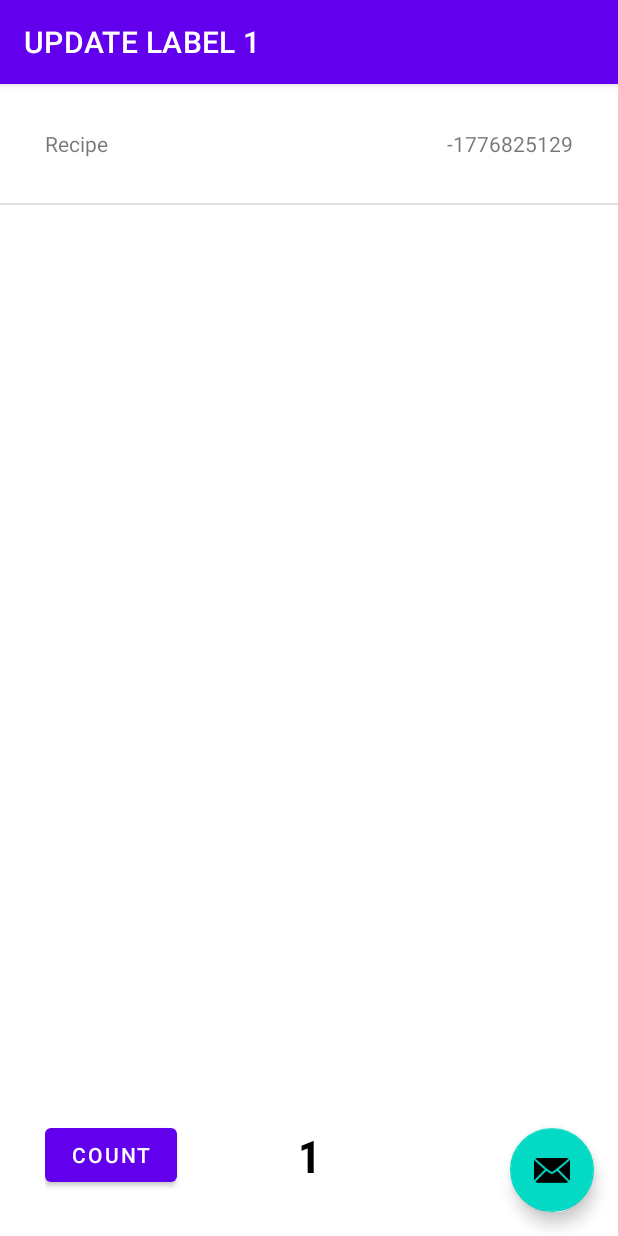
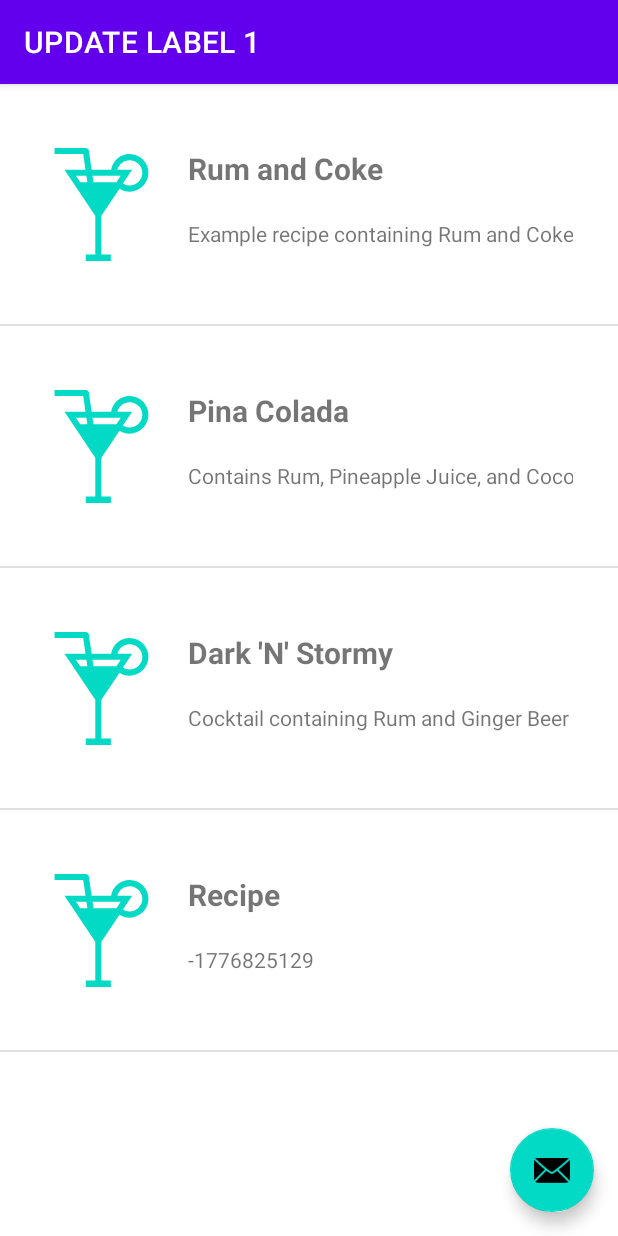
Before and after one commit to akr3081/mixology, an Android app: the screen it shows after launch (MainActivity), after a tap on an icon or button, on a phone screen of 412 x 824 dp. Run offline under Robolectric (Android 15) with nearby library versions, the light colour scheme and no system bars; our stand-ins replace Picasso, navigation-ui; 1 other tap on this screen came first.

Commit message:
Added images, mocks, and removed counter

```diff
--- a/app/build.gradle
+++ b/app/build.gradle
@@ -41,6 +41,8 @@ dependencies {
     implementation 'androidx.constraintlayout:constraintlayout:2.1.3'
     implementation 'androidx.navigation:navigation-fragment-ktx:2.4.2'
     implementation 'androidx.navigation:navigation-ui-ktx:2.4.2'
+    implementation 'com.google.code.gson:gson:2.8.5'
+    implementation 'com.squareup.picasso:picasso:2.71828'
     testImplementation 'junit:junit:4.13.2'
     androidTestImplementation 'androidx.test.ext:junit:1.1.3'
     androidTestImplementation 'androidx.test.espresso:espresso-core:3.4.0'
--- a/app/src/main/AndroidManifest.xml
+++ b/app/src/main/AndroidManifest.xml
@@ -1,6 +1,7 @@
 <?xml version="1.0" encoding="utf-8"?>
 <manifest xmlns:android="http://schemas.android.com/apk/res/android"
     package="com.mixology">
+    <uses-permission android:name="android.permission.INTERNET"/>
 
     <application
         android:allowBackup="true"
--- /dev/null
+++ b/app/src/main/assets/recipes.json
@@ -0,0 +1,17 @@
+[
+  {
+    "title": "Rum and Coke",
+    "description": "Example recipe containing Rum and Coke",
+    "image": "https://picsum.photos/200"
+  },
+  {
+    "title": "Pina Colada",
+    "description": "Contains Rum, Pineapple Juice, and Coconut Syrup",
+    "image": "https://picsum.photos/200"
+  },
+  {
+    "title": "Dark 'N' Stormy",
+    "description": "Cocktail containing Rum and Ginger Beer",
+    "image": "https://picsum.photos/200"
+  }
+]
--- a/app/src/main/java/com/mixology/FirstFragment.kt
+++ b/app/src/main/java/com/mixology/FirstFragment.kt
@@ -23,12 +23,6 @@ class FirstFragment : Fragment() {
 
     override fun onViewCreated(view: View, savedInstanceState: Bundle?) {
         super.onViewCreated(view, savedInstanceState)
-        binding.countButton.setOnClickListener {
-            val countString = binding.textviewFirst.text.toString();
-            var count = countString.toInt();
-            count++;
-            binding.textviewFirst.text = count.toString();
-        }
     }
 
 
--- a/app/src/main/java/com/mixology/MainActivity.kt
+++ b/app/src/main/java/com/mixology/MainActivity.kt
@@ -7,13 +7,15 @@ import androidx.navigation.ui.AppBarConfiguration
 import androidx.navigation.ui.setupActionBarWithNavController
 import android.widget.ListView
 import android.widget.Toast
+import com.google.gson.Gson
+import com.google.gson.reflect.TypeToken
 import com.mixology.adapters.RecipeAdapter
+import com.mixology.common.getJSONAsset
 import com.mixology.databinding.ActivityMainBinding
 import com.mixology.models.Recipe
 import kotlin.random.Random
 
 class MainActivity : AppCompatActivity() {
-
     private lateinit var appBarConfiguration: AppBarConfiguration
     private lateinit var binding: ActivityMainBinding
 
@@ -32,6 +34,12 @@ class MainActivity : AppCompatActivity() {
         appBarConfiguration = AppBarConfiguration(navController.graph)
         setupActionBarWithNavController(navController, appBarConfiguration)
 
+        // Sets up initial recipe list (mocked for now)
+        val gson = Gson()
+        val jsonStr = getJSONAsset(this, "recipes.json")
+        val type = object: TypeToken<List<Recipe>>() {}.type
+        recipeList = gson.fromJson(jsonStr, type)
+
 
         // Sets up recipeList adapter
         val adapter = RecipeAdapter(this, recipeList)
@@ -40,7 +48,7 @@ class MainActivity : AppCompatActivity() {
 
         // Sets click event for fab button
         binding.fab.setOnClickListener { view ->
-            val recipe = Recipe("Recipe", Random.nextInt().toString())
+            val recipe = Recipe("Recipe", Random.nextInt().toString(), recipeList[0].image)
             recipeList.add(recipe)
             adapter.notifyDataSetChanged()
 
--- a/app/src/main/java/com/mixology/adapters/RecipeAdapter.kt
+++ b/app/src/main/java/com/mixology/adapters/RecipeAdapter.kt
@@ -5,9 +5,11 @@ import android.view.LayoutInflater
 import android.view.View
 import android.view.ViewGroup
 import android.widget.BaseAdapter
+import android.widget.ImageView
 import android.widget.TextView
 import com.mixology.R
 import com.mixology.models.Recipe
+import com.squareup.picasso.Picasso
 
 class RecipeAdapter(private val context: Context,
                     private val dataSource: ArrayList<Recipe>) : BaseAdapter() {
@@ -31,11 +33,14 @@ class RecipeAdapter(private val context: Context,
         val rowView = inflater.inflate(R.layout.list_item_recipe, parent, false)
 
         val titleTextView = rowView.findViewById(R.id.recipe_list_title) as TextView
-        val descriptionTextView = rowView.findViewById(R.id.recipe_list_desc) as TextView
+        val descriptionTextView = rowView.findViewById(R.id.recipe_list_description) as TextView
+        val imageView = rowView.findViewById(R.id.recipe_list_image) as ImageView
 
         val recipe = getItem(position) as Recipe
         titleTextView.text = recipe.title
-        descriptionTextView.text = recipe.desc
+        descriptionTextView.text = recipe.description
+
+        Picasso.get().load(recipe.image).placeholder(R.drawable.thumbnail).into(imageView)
 
         return rowView
     }
--- /dev/null
+++ b/app/src/main/java/com/mixology/common/Utils.kt
@@ -0,0 +1,16 @@
+package com.mixology.common
+
+import android.content.Context
+import java.io.IOException
+
+fun getJSONAsset(context: Context, fileName: String): String? {
+    var json: String = ""
+
+    try {
+        json = context.assets.open(fileName).bufferedReader().use { it.readText() }
+    } catch (ioException: IOException) {
+        ioException.printStackTrace()
+        return null
+    }
+    return json
+}
--- a/app/src/main/java/com/mixology/models/Recipe.kt
+++ b/app/src/main/java/com/mixology/models/Recipe.kt
@@ -1,11 +1,7 @@
 package com.mixology.models
 
-class Recipe(recipeTitle: String, recipeDesc: String) {
-    val title: String
-    var desc: String
-
-    init {
-        title = recipeTitle
-        desc = recipeDesc
-    }
+class Recipe(recipeTitle: String, recipeDesc: String, recipeSrc: String) {
+    var title: String = recipeTitle
+    var description: String = recipeDesc
+    var image: String = recipeSrc
 }
--- /dev/null
+++ b/app/src/main/res/drawable-v24/thumbnail.xml
@@ -0,0 +1,13 @@
+<vector xmlns:android="http://schemas.android.com/apk/res/android"
+    android:width="108dp"
+    android:height="108dp"
+    android:viewportWidth="297"
+    android:viewportHeight="297"
+    >
+    <path
+        android:fillColor="@color/teal_200"
+        android:fillType="nonZero"
+        android:pathData="M222.476,16c-24.412,0-44.674,17.721-48.652,41H122.64l-7.393-50.166C114.669,2.908,111.302,0,107.333,0H25.144v16h75.283   l6.041,41H51.185l80.959,121.204V280h-25v17h66v-17h-25V178.201l47.605-71.335c7.709,4.98,16.876,7.883,26.738,7.883   c27.269,0,49.37-22.105,49.37-49.374C271.856,38.104,249.745,16,222.476,16z M199.099,73l-11.35,17h-60.246l-2.506-17H199.099z    M108.825,73l2.506,17H92.454l-11.35-17H108.825z M222.476,98.749c-6.564,0-12.689-1.913-17.857-5.2L229.019,57h-38.854   c3.727-14.363,16.799-25,32.311-25c18.404,0,33.375,14.972,33.375,33.375C255.851,83.777,240.88,98.749,222.476,98.749z"
+        android:strokeWidth="1"
+    android:strokeColor="#00000000" />
+</vector>
--- a/app/src/main/res/layout/fragment_first.xml
+++ b/app/src/main/res/layout/fragment_first.xml
@@ -15,37 +15,4 @@ tools:context=".FirstFragment">
         app:layout_constraintStart_toStartOf="parent"
         app:layout_constraintTop_toTopOf="parent" />
 
-    <androidx.constraintlayout.widget.ConstraintLayout
-        android:layout_width="match_parent"
-        android:layout_height="wrap_content"
-        android:layout_margin="30dp"
-        app:layout_constraintBottom_toBottomOf="parent"
-        app:layout_constraintEnd_toEndOf="parent"
-        app:layout_constraintStart_toStartOf="parent"
-        >
-        <TextView
-            android:id="@+id/textview_first"
-            android:layout_width="wrap_content"
-            android:layout_height="wrap_content"
-            android:fontFamily="sans-serif-condensed"
-            android:text="0"
-            android:textColor="@android:color/black"
-            android:textSize="30sp"
-            android:textStyle="bold"
-            app:layout_constraintBottom_toBottomOf="parent"
-            app:layout_constraintEnd_toEndOf="parent"
-            app:layout_constraintStart_toStartOf="parent"
-            app:layout_constraintTop_toTopOf="parent"
-        />
-
-        <Button
-            android:id="@+id/count_button"
-            android:layout_width="wrap_content"
-            android:layout_height="wrap_content"
-            android:text="Count"
-            app:layout_constraintBottom_toBottomOf="parent"
-            app:layout_constraintStart_toStartOf="parent"
-        />
-    </androidx.constraintlayout.widget.ConstraintLayout>
-
 </androidx.constraintlayout.widget.ConstraintLayout>
--- a/app/src/main/res/layout/list_item_recipe.xml
+++ b/app/src/main/res/layout/list_item_recipe.xml
@@ -6,26 +6,43 @@
     >
     <androidx.constraintlayout.widget.ConstraintLayout
         android:layout_width="match_parent"
-        android:layout_height="wrap_content"
+        android:layout_height="100dp"
         android:layout_margin="30dp"
+        app:layout_constraintTop_toTopOf="parent"
         app:layout_constraintBottom_toBottomOf="parent"
         app:layout_constraintEnd_toEndOf="parent"
         app:layout_constraintStart_toStartOf="parent"
         >
+        <ImageView
+            android:id="@+id/recipe_list_image"
+            android:layout_width="75dp"
+            android:layout_height="75dp"
+            android:src="@drawable/thumbnail"
+            android:contentDescription="Recipe thumbnail"
+            app:layout_constraintTop_toTopOf="parent"
+            app:layout_constraintBottom_toBottomOf="parent"
+            app:layout_constraintStart_toStartOf="parent"
+        />
         <TextView
             android:id="@+id/recipe_list_title"
             android:layout_width="wrap_content"
             android:layout_height="wrap_content"
-            app:layout_constraintBottom_toBottomOf="parent"
-            app:layout_constraintStart_toStartOf="parent"
+            android:layout_marginStart="20dp"
+            android:textSize="20sp"
+            android:textStyle="bold"
+            android:text="default title"
+            app:layout_constraintTop_toTopOf="@id/recipe_list_image"
+            app:layout_constraintStart_toEndOf="@id/recipe_list_image"
         />
 
         <TextView
-            android:id="@+id/recipe_list_desc"
+            android:id="@+id/recipe_list_description"
             android:layout_width="wrap_content"
             android:layout_height="wrap_content"
-            app:layout_constraintBottom_toBottomOf="parent"
-            app:layout_constraintEnd_toEndOf="parent"
+            android:text="default description value"
+            android:layout_marginTop="20dp"
+            app:layout_constraintTop_toBottomOf="@id/recipe_list_title"
+            app:layout_constraintStart_toStartOf="@id/recipe_list_title"
         />
     </androidx.constraintlayout.widget.ConstraintLayout>
 
```
